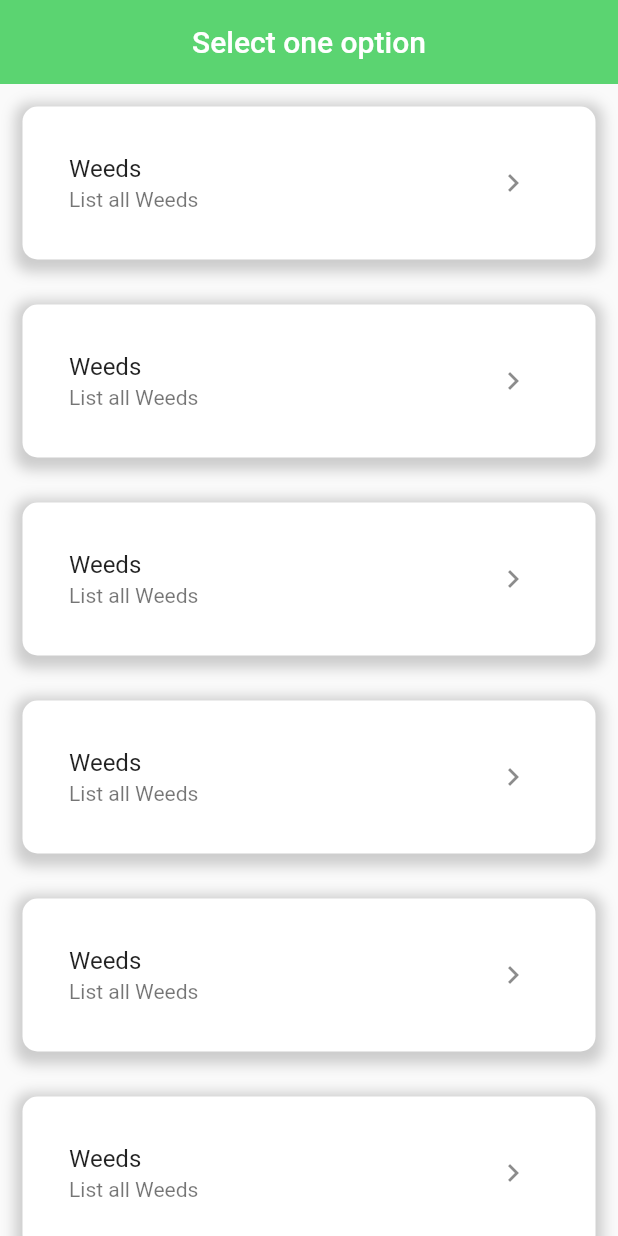
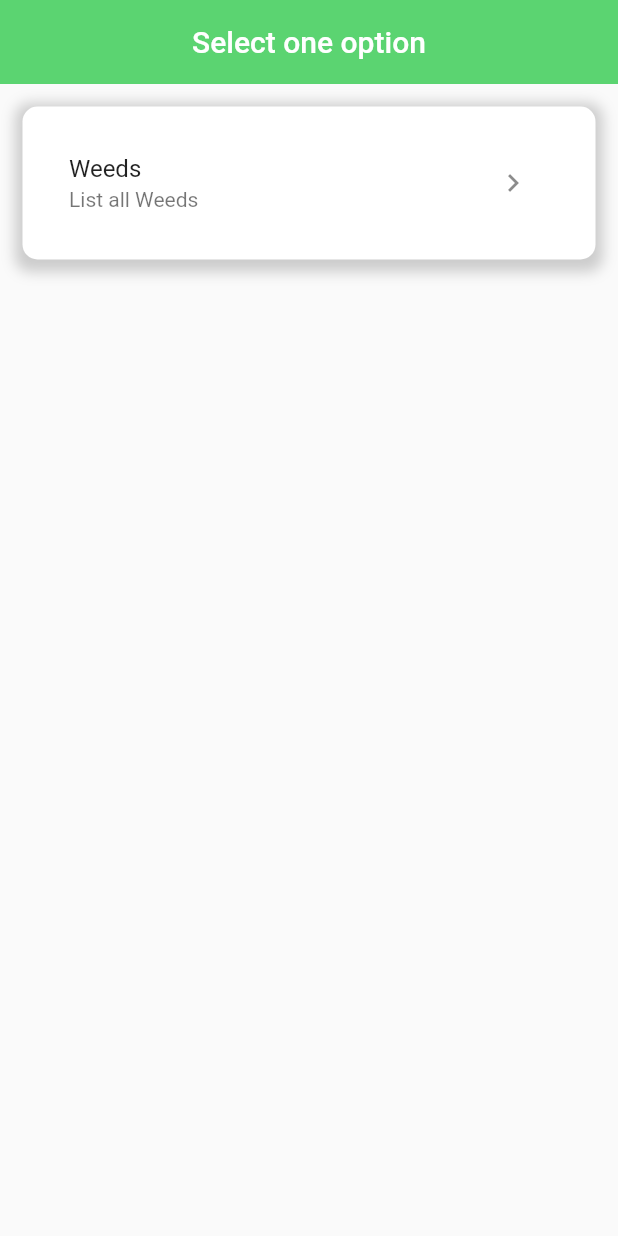
Before and after one commit to Lucas-Chaves/Weedpedia, a Flutter app: the screen it shows after launch, on a phone screen of 412 x 824 dp. Run offline on Flutter 3.47's test engine with Material 2 defaults, Android fonts, the phone set to English and light mode, and no system bars; our stand-ins replace equatable, flutter_bloc.

Commit message:
remove duplicated code

```diff
--- a/lib/pages/home.page.dart
+++ b/lib/pages/home.page.dart
@@ -4,7 +4,6 @@ import 'package:maripedia/views/view.dart';
 
 import '../utils/utils.dart';
 import '../cubit/cubit.dart';
-import '../models/models.dart';
 
 class HomePage extends StatefulWidget {
   @override
@@ -12,15 +11,6 @@ class HomePage extends StatefulWidget {
 }
 
 class _HomePageState extends State<HomePage> {
-  Marijuana mari = Marijuana(
-      id: 1,
-      name: "Prensado",
-      flavors: ["chocolate"],
-      medical: ["Panca"],
-      negative: ["Teto Preto"],
-      positive: ["Acalma"],
-      race: "Hybrida");
-
   @override
   Widget build(BuildContext context) {
     HomeCubit homeCubit = BlocProvider.of<HomeCubit>(context);
@@ -56,7 +46,9 @@ class _HomePageState extends State<HomePage> {
               );
             } else if (state is HomeGenericErrorState) {
               return Container(
-                child: Text("FUDEUUUUUUUUUUU"),
+                child: Center(
+                  child: Text("Load weed error, try again later !"),
+                ),
               );
             }
           }),
--- a/lib/pages/initial.page.dart
+++ b/lib/pages/initial.page.dart
@@ -7,56 +7,6 @@ class InitialPage extends StatelessWidget {
   @override
   Widget build(BuildContext context) {
     List<Map<String, dynamic>> _map = [
-      {
-        'title': 'Weeds',
-        'desc': 'List all Weeds',
-        'route': HomePage(),
-      },
-      {
-        'title': 'Weeds',
-        'desc': 'List all Weeds',
-        'route': HomePage(),
-      },
-      {
-        'title': 'Weeds',
-        'desc': 'List all Weeds',
-        'route': HomePage(),
-      },
-      {
-        'title': 'Weeds',
-        'desc': 'List all Weeds',
-        'route': HomePage(),
-      },
-      {
-        'title': 'Weeds',
-        'desc': 'List all Weeds',
-        'route': HomePage(),
-      },
-      {
-        'title': 'Weeds',
-        'desc': 'List all Weeds',
-        'route': HomePage(),
-      },
-      {
-        'title': 'Weeds',
-        'desc': 'List all Weeds',
-        'route': HomePage(),
-      },
-      {
-        'title': 'Weeds',
-        'desc': 'List all Weeds',
-        'route': HomePage(),
-      },
-      {
-        'title': 'Weeds',
-        'desc': 'List all Weeds',
-        'route': HomePage(),
-      },
-      {
-        'title': 'Weeds',
-        'desc': 'List all Weeds',
-        'route': HomePage(),
-      },
       {
         'title': 'Weeds',
         'desc': 'List all Weeds',
```
